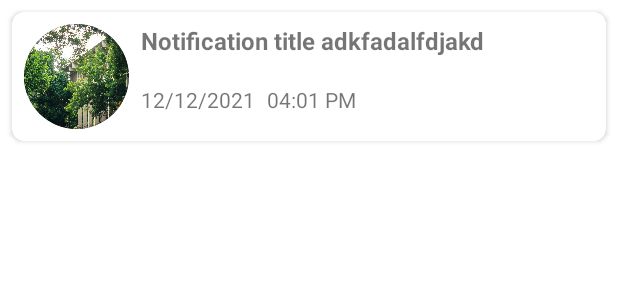
After one commit to kabirnayeem99/du_marketing_sms, an Android app: the layout list_item_notice_data.xml on its own in the app's theme, with its tools: preview values and no code run, on a phone screen of 412 x 824 dp. The commit adds this screen. Shown: the top 300 px of the screen. Run offline under Robolectric (Android 15) with nearby library versions, the phone set to English and light mode, and no system bars.

Commit message:
📦 feat: complete notice fragment

```diff
--- a/app/build.gradle
+++ b/app/build.gradle
@@ -47,6 +47,7 @@ dependencies {
     implementation 'androidx.appcompat:appcompat:1.2.0'
     implementation 'com.google.android.material:material:1.3.0'
     implementation 'androidx.constraintlayout:constraintlayout:2.0.4'
+    implementation 'com.google.firebase:firebase-firestore:22.1.2'
     testImplementation 'junit:junit:4.13.2'
     androidTestImplementation 'androidx.test.ext:junit:1.1.2'
     androidTestImplementation 'androidx.test.espresso:espresso-core:3.3.0'
@@ -66,4 +67,7 @@ dependencies {
     // Firebase
     implementation platform('com.google.firebase:firebase-bom:27.1.0')
     implementation 'com.google.firebase:firebase-analytics-ktx'
+
+    // Rounded bottom sheet
+    implementation 'com.github.Deishelon:RoundedBottomSheet:1.0.1'
 }
--- a/app/src/main/java/io/github/kabirnayeem99/dumarketingstudent/ui/fragments/HomeFragment.kt
+++ b/app/src/main/java/io/github/kabirnayeem99/dumarketingstudent/ui/fragments/HomeFragment.kt
@@ -43,10 +43,6 @@ class HomeFragment : Fragment() {
         noticeViewModel.getLatestNotice().observe(viewLifecycleOwner, {
             binding.tvNoticeTitle.text = it.title
 
-            if (it.imageUrl == null) {
-                binding.ivRecentNotice.visibility = View.GONE
-            } else {
-
             try {
                 Glide.with(this)
                     .load(it.imageUrl)
@@ -54,7 +50,6 @@ class HomeFragment : Fragment() {
             } catch (e: Exception) {
                 e.printStackTrace()
                 Log.e(TAG, "setUpLatestNotice: ${e.message}")
-                }
             }
 
         })
--- a/app/src/main/java/io/github/kabirnayeem99/dumarketingstudent/viewmodel/NoticeViewModel.kt
+++ b/app/src/main/java/io/github/kabirnayeem99/dumarketingstudent/viewmodel/NoticeViewModel.kt
@@ -6,6 +6,6 @@ import io.github.kabirnayeem99.dumarketingstudent.data.repositories.NoticeReposi
 import io.github.kabirnayeem99.dumarketingstudent.data.vo.NoticeData
 
 class NoticeViewModel(private val repo: NoticeRepository) : ViewModel() {
-
     fun getLatestNotice(): LiveData<NoticeData> = repo.getLatestNotice()
+    fun getNoticeListLiveData(): LiveData<List<NoticeData>> = repo.getNoticeListLiveData()
 }
--- /dev/null
+++ b/app/src/main/res/layout/list_item_notice_data.xml
@@ -0,0 +1,84 @@
+<?xml version="1.0" encoding="utf-8"?>
+
+<com.google.android.material.card.MaterialCardView xmlns:android="http://schemas.android.com/apk/res/android"
+    xmlns:app="http://schemas.android.com/apk/res-auto"
+    android:layout_width="match_parent"
+    android:layout_height="wrap_content"
+    android:layout_margin="8sp"
+    android:padding="8sp"
+    app:cardCornerRadius="8sp"
+    app:cardElevation="2sp">
+
+    <androidx.constraintlayout.widget.ConstraintLayout
+        android:layout_width="match_parent"
+        android:layout_height="match_parent">
+
+        <TextView
+            android:id="@+id/tvNoticeTitle"
+            android:layout_width="wrap_content"
+            android:layout_height="wrap_content"
+            android:layout_margin="8sp"
+            android:layout_marginBottom="0sp"
+            android:text="Notification title adkfadalfdjakd"
+            android:textAlignment="gravity"
+            android:textSize="16sp"
+            android:textStyle="bold"
+            app:layout_constrainedWidth="true"
+            app:layout_constraintStart_toEndOf="@+id/cvRecentNotice"
+            app:layout_constraintTop_toTopOf="parent" />
+
+        <androidx.cardview.widget.CardView
+            android:id="@+id/cvRecentNotice"
+            android:layout_width="70sp"
+            android:layout_height="70sp"
+            android:layout_margin="8sp"
+            android:layout_marginEnd="16sp"
+            android:backgroundTint="@color/black"
+            android:elevation="0sp"
+            app:cardCornerRadius="50sp"
+            app:cardElevation="0sp"
+            app:layout_constraintBottom_toBottomOf="parent"
+            app:layout_constraintStart_toStartOf="parent"
+            app:layout_constraintTop_toTopOf="parent">
+
+            <ImageView
+                android:id="@+id/ivRecentNotice"
+                android:layout_width="match_parent"
+                android:layout_height="match_parent"
+                android:scaleType="centerCrop"
+                android:src="@drawable/img_fbs_du" />
+        </androidx.cardview.widget.CardView>
+
+        <LinearLayout
+            android:id="@+id/llNoticeMetaData"
+            android:layout_width="wrap_content"
+            android:layout_height="wrap_content"
+            android:layout_margin="8sp"
+            android:layout_marginTop="0sp"
+            android:orientation="horizontal"
+            app:layout_constraintBottom_toBottomOf="parent"
+            app:layout_constraintStart_toEndOf="@+id/cvRecentNotice"
+            app:layout_constraintTop_toBottomOf="@+id/tvNoticeTitle">
+
+            <TextView
+                android:id="@+id/tvNoticeDate"
+                android:layout_width="wrap_content"
+                android:layout_height="wrap_content"
+                android:text="12/12/2021" />
+
+            <Space
+                android:layout_width="8sp"
+                android:layout_height="wrap_content" />
+
+            <TextView
+                android:id="@+id/tvNoticeTime"
+                android:layout_width="wrap_content"
+                android:layout_height="wrap_content"
+                android:text="04:01 PM" />
+
+        </LinearLayout>
+
+
+    </androidx.constraintlayout.widget.ConstraintLayout>
+
+</com.google.android.material.card.MaterialCardView>
--- a/app/src/main/res/values/dimens.xml
+++ b/app/src/main/res/values/dimens.xml
@@ -1,2 +1,5 @@
 <?xml version="1.0" encoding="utf-8"?>
-<resources></resources>
+<resources>
+    <dimen name="bottom_sheet_corner_radius">16dp</dimen>
+    <dimen name="bottom_sheet_top_padding">8dp</dimen>
+</resources>
```
Also changed, not shown: app/src/main/java/io/github/kabirnayeem99/dumarketingstudent/data/repositories/NoticeRepository.kt (+48 -1 lines), app/src/main/java/io/github/kabirnayeem99/dumarketingstudent/data/vo/NoticeData.kt (+47 -1 lines), app/src/main/java/io/github/kabirnayeem99/dumarketingstudent/ui/fragments/NoticeFragment.kt (+72 -0 lines), app/src/main/java/io/github/kabirnayeem99/dumarketingstudent/ui/fragments/RoundedBottomSheetDialogFragment.kt (added, +21 -0 lines), app/src/main/java/io/github/kabirnayeem99/dumarketingstudent/util/adapters/NoticeDataAdapter.kt (added, +83 -0 lines), app/src/main/res/drawable/bg_bottom_sheet_dialog_fragment.xml (added, +9 -0 lines), app/src/main/res/drawable/bg_bottom_sheet_dialog_fragment_night.xml (added, +9 -0 lines), app/src/main/res/layout/fragment_notice.xml (+14 -3 lines), app/src/main/res/layout/layout_notice_details_bottom_sheet.xml (added, +44 -0 lines), app/src/main/res/values-night/themes.xml (+12 -0 lines), app/src/main/res/values/themes.xml (+12 -0 lines). Lines whose indentation alone changed are shown as unchanged.
